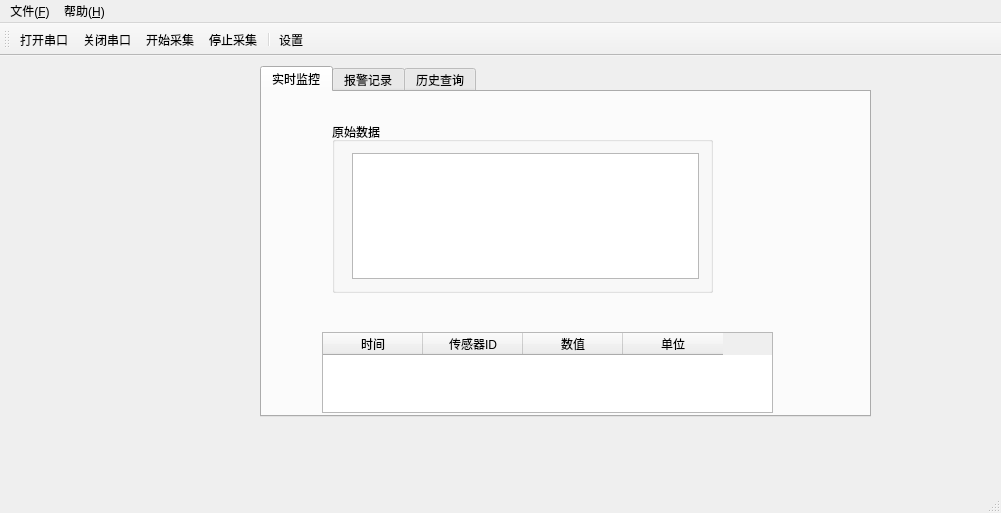
Before: the Qt Designer form IndustrialMonitor/src/ui/IndustrialMonitor.ui in frankjin73/IndustrialMonitor, drawn with Qt 5.
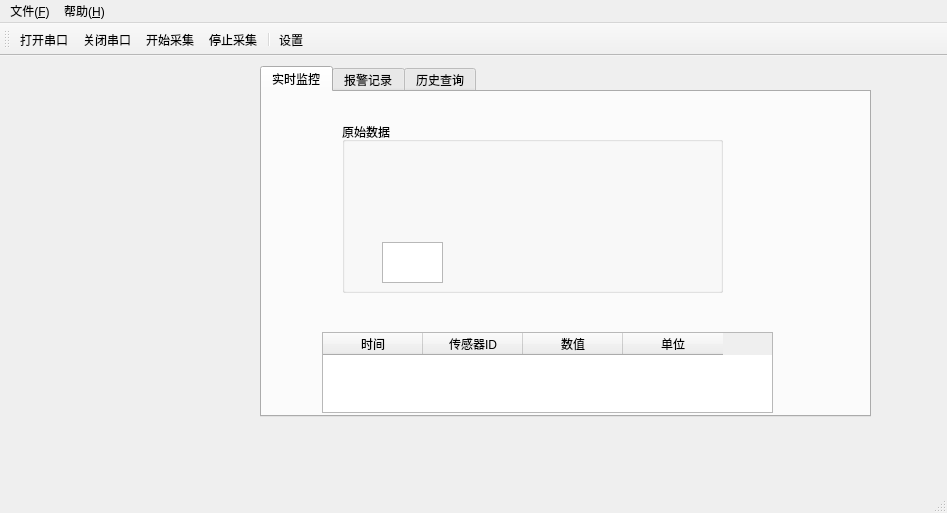
After: the same form once the commit is applied.

```diff
--- a/IndustrialMonitor/src/ui/IndustrialMonitor.ui
+++ b/IndustrialMonitor/src/ui/IndustrialMonitor.ui
@@ -6,7 +6,7 @@
    <rect>
     <x>0</x>
     <y>0</y>
-    <width>1001</width>
+    <width>947</width>
     <height>513</height>
    </rect>
   </property>
@@ -69,7 +69,7 @@
      <widget class="QWidget" name="chartContainer" native="true">
       <property name="geometry">
        <rect>
-        <x>70</x>
+        <x>30</x>
         <y>20</y>
         <width>471</width>
         <height>211</height>
@@ -78,7 +78,7 @@
       <widget class="QGroupBox" name="rawDataGroupBox">
        <property name="geometry">
         <rect>
-         <x>0</x>
+         <x>50</x>
          <y>10</y>
          <width>381</width>
          <height>171</height>
@@ -87,15 +87,19 @@
        <property name="title">
         <string>原始数据</string>
        </property>
-       <layout class="QFormLayout" name="formLayout">
-        <item row="0" column="1">
          <widget class="QPlainTextEdit" name="rawDataTextEdit">
+        <property name="geometry">
+         <rect>
+          <x>40</x>
+          <y>120</y>
+          <width>61</width>
+          <height>41</height>
+         </rect>
+        </property>
           <property name="readOnly">
            <bool>true</bool>
           </property>
          </widget>
-        </item>
-       </layout>
       </widget>
      </widget>
     </widget>
@@ -154,7 +158,7 @@
     <rect>
      <x>0</x>
      <y>0</y>
-     <width>1001</width>
+     <width>947</width>
      <height>20</height>
     </rect>
    </property>
```
Lines whose indentation alone changed are shown as unchanged.
